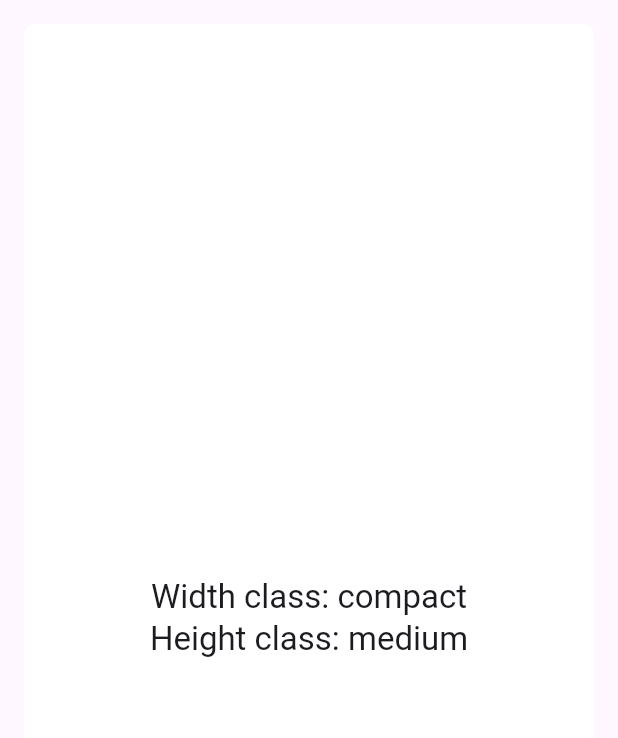
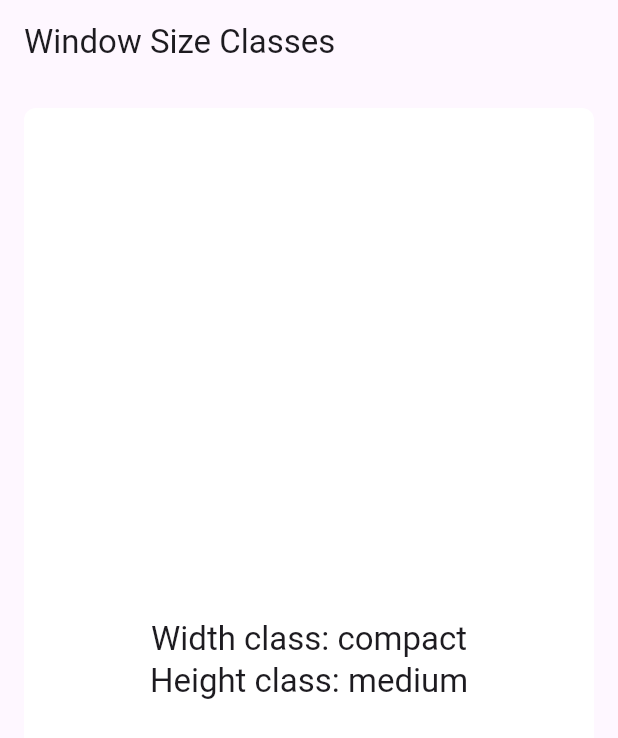
Before and after one commit to shaakunuigurumi/window_size_classes, a Flutter app: the screen it shows after launch, on a phone screen of 412 x 824 dp. Shown: the top 738 px of the screen. Run offline on Flutter 3.47's test engine with Material 3 defaults, Android fonts, the light colour scheme and no system bars.

Commit message:
feat: update example

```diff
--- a/example/lib/main.dart
+++ b/example/lib/main.dart
@@ -4,10 +4,10 @@ import 'package:window_size_classes/window_size_classes.dart';
 import 'helper.dart';
 import 'surface_container.dart';
 
-void main() => runApp(const MainApp());
+void main() => runApp(const ExampleApp());
 
-class MainApp extends StatelessWidget {
-  const MainApp({super.key});
+class ExampleApp extends StatelessWidget {
+  const ExampleApp({super.key});
 
   @override
   Widget build(BuildContext context) => const MaterialApp(home: Example());
@@ -20,13 +20,17 @@ class Example extends StatelessWidget {
   Widget build(BuildContext context) {
     final theme = Theme.of(context);
 
-    final widthClass = WindowWidthClass.of(context);
-    final heightClass = WindowHeightClass.of(context);
+    // Window*Class.of(context) is also available
+    final (widthClass, heightClass) = WindowSizeClass.of(context);
 
     final WindowWidthClass(:spacing, :fixedPaneWidth) = widthClass;
 
     return Scaffold(
       backgroundColor: theme.colorScheme.surface,
+      // Use Dart 3.10's dot shorthands for even terser code.
+      appBar: heightClass != .compact
+          ? AppBar(title: Text('Window Size Classes'))
+          : null,
       // Add padding to the body that matches the class' spacing and the
       // system's view padding.
       body: Padding(
--- a/example/pubspec.yaml
+++ b/example/pubspec.yaml
@@ -3,7 +3,7 @@ publish_to: 'none'
 version: 0.1.0
 
 environment:
-  sdk: ^3.7.2
+  sdk: ^3.10.0
 
 dependencies:
   flutter:
```
